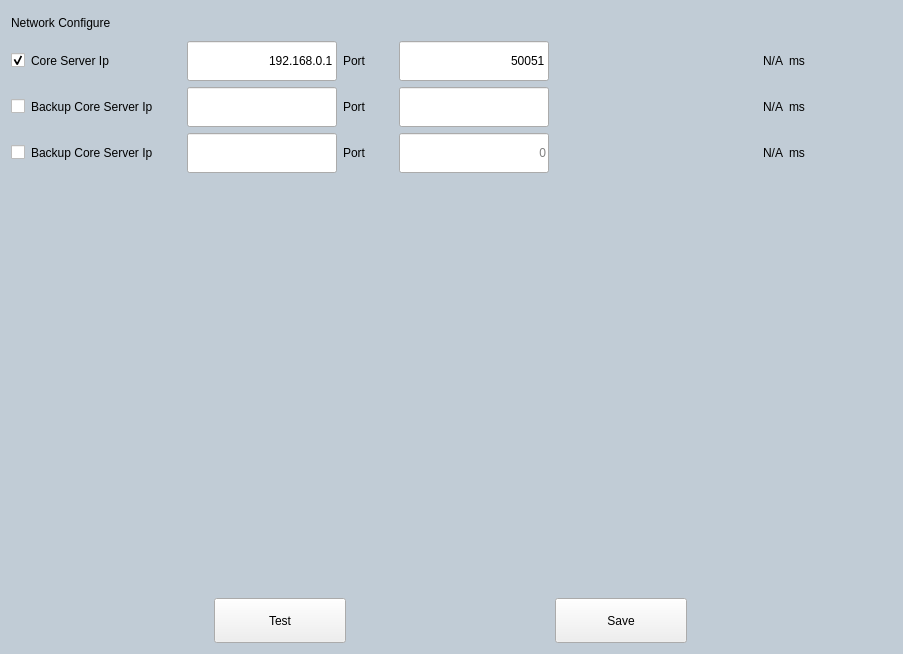
Qt form src/setting_page/SettingPageNetwork.ui (hanjingo/rag-qt) before a commit.
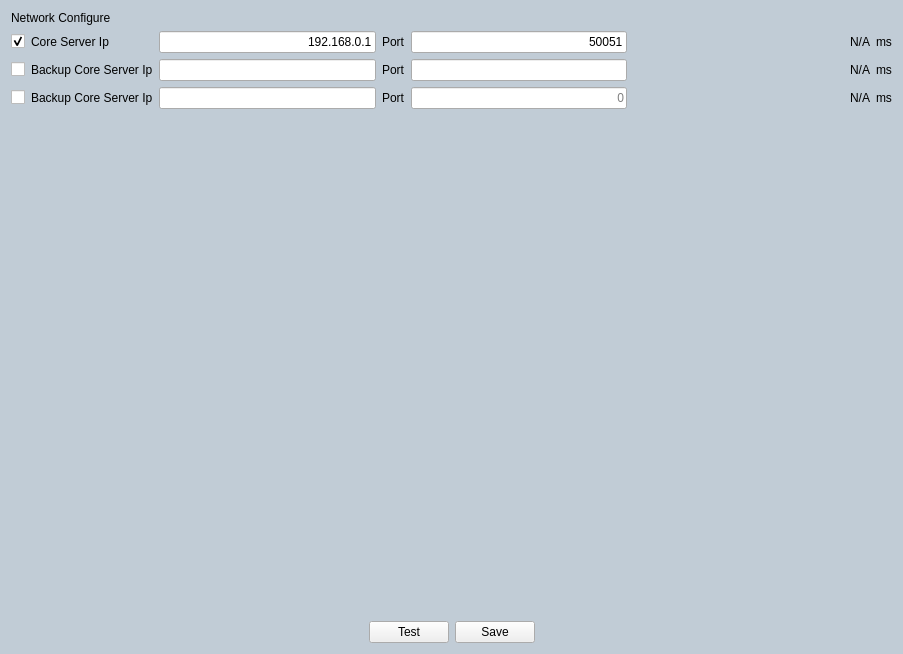
The same form after that commit.

Patch:
```diff
--- a/src/setting_page/SettingPageNetwork.ui
+++ b/src/setting_page/SettingPageNetwork.ui
@@ -27,13 +27,13 @@
      <property name="minimumSize">
       <size>
        <width>0</width>
-       <height>24</height>
+       <height>0</height>
       </size>
      </property>
      <property name="maximumSize">
       <size>
        <width>16777215</width>
-       <height>24</height>
+       <height>16777215</height>
       </size>
      </property>
      <property name="text">
@@ -42,9 +42,15 @@
     </widget>
    </item>
    <item>
-    <layout class="QHBoxLayout" name="horizontalLayout">
-     <item>
+    <layout class="QGridLayout" name="gridLayout">
+     <item row="0" column="0">
       <widget class="QCheckBox" name="ckCoreEnable">
+       <property name="minimumSize">
+        <size>
+         <width>0</width>
+         <height>0</height>
+        </size>
+       </property>
        <property name="text">
         <string/>
        </property>
@@ -53,18 +59,18 @@
        </property>
       </widget>
      </item>
-     <item>
+     <item row="0" column="1">
       <widget class="QLabel" name="lblCoreServIP">
        <property name="minimumSize">
         <size>
-         <width>150</width>
-         <height>40</height>
+         <width>0</width>
+         <height>0</height>
         </size>
        </property>
        <property name="maximumSize">
         <size>
-         <width>150</width>
-         <height>40</height>
+         <width>16777215</width>
+         <height>16777215</height>
         </size>
        </property>
        <property name="font">
@@ -81,18 +87,18 @@
        </property>
       </widget>
      </item>
-     <item>
+     <item row="0" column="2">
       <widget class="QLineEdit" name="editCoreServIP">
        <property name="minimumSize">
         <size>
-         <width>150</width>
-         <height>40</height>
+         <width>0</width>
+         <height>0</height>
         </size>
        </property>
        <property name="maximumSize">
         <size>
-         <width>150</width>
-         <height>40</height>
+         <width>16777215</width>
+         <height>16777215</height>
         </size>
        </property>
        <property name="font">
@@ -115,18 +121,18 @@
        </property>
       </widget>
      </item>
-     <item>
+     <item row="0" column="3">
       <widget class="QLabel" name="lblCoreServPort">
        <property name="minimumSize">
         <size>
-         <width>50</width>
-         <height>40</height>
+         <width>0</width>
+         <height>0</height>
         </size>
        </property>
        <property name="maximumSize">
         <size>
-         <width>50</width>
-         <height>40</height>
+         <width>16777215</width>
+         <height>16777215</height>
         </size>
        </property>
        <property name="font">
@@ -143,18 +149,18 @@
        </property>
       </widget>
      </item>
-     <item>
+     <item row="0" column="4">
       <widget class="QLineEdit" name="editCoreServPort">
        <property name="minimumSize">
         <size>
-         <width>150</width>
-         <height>40</height>
+         <width>0</width>
+         <height>0</height>
         </size>
        </property>
        <property name="maximumSize">
         <size>
-         <width>150</width>
-         <height>40</height>
+         <width>16777215</width>
+         <height>16777215</height>
         </size>
        </property>
        <property name="font">
@@ -180,31 +186,37 @@
        </property>
       </widget>
      </item>
-     <item>
+     <item row="0" column="5">
       <spacer name="horizontalSpacer">
+       <property name="minimumSize">
+        <size>
+         <width>0</width>
+         <height>0</height>
+        </size>
+       </property>
        <property name="orientation">
         <enum>Qt::Orientation::Horizontal</enum>
        </property>
        <property name="sizeHint" stdset="0">
         <size>
-         <width>40</width>
+         <width>395</width>
          <height>20</height>
         </size>
        </property>
       </spacer>
      </item>
-     <item>
+     <item row="0" column="6">
       <widget class="QLabel" name="lblCoreServDelay">
        <property name="minimumSize">
         <size>
-         <width>103</width>
-         <height>40</height>
+         <width>0</width>
+         <height>0</height>
         </size>
        </property>
        <property name="maximumSize">
         <size>
-         <width>103</width>
-         <height>40</height>
+         <width>16777215</width>
+         <height>16777215</height>
         </size>
        </property>
        <property name="sizeIncrement">
@@ -227,18 +239,18 @@
        </property>
       </widget>
      </item>
-     <item>
+     <item row="0" column="7">
       <widget class="QLabel" name="lblCoreServDelayUnit">
        <property name="minimumSize">
         <size>
-         <width>103</width>
-         <height>40</height>
+         <width>0</width>
+         <height>0</height>
         </size>
        </property>
        <property name="maximumSize">
         <size>
-         <width>103</width>
-         <height>40</height>
+         <width>16777215</width>
+         <height>16777215</height>
         </size>
        </property>
        <property name="font">
@@ -255,29 +267,31 @@
        </property>
       </widget>
      </item>
-    </layout>
-   </item>
-   <item>
-    <layout class="QHBoxLayout" name="horizontalLayout_2">
-     <item>
+     <item row="1" column="0">
       <widget class="QCheckBox" name="ckCoreEnableBackup1">
+       <property name="minimumSize">
+        <size>
+         <width>0</width>
+         <height>0</height>
+        </size>
+       </property>
        <property name="text">
         <string/>
        </property>
       </widget>
      </item>
-     <item>
+     <item row="1" column="1">
       <widget class="QLabel" name="lblCoreServIPBackup1">
        <property name="minimumSize">
         <size>
-         <width>150</width>
-         <height>40</height>
+         <width>0</width>
+         <height>0</height>
         </size>
        </property>
        <property name="maximumSize">
         <size>
-         <width>150</width>
-         <height>40</height>
+         <width>16777215</width>
+         <height>16777215</height>
         </size>
        </property>
        <property name="font">
@@ -294,18 +308,18 @@
        </property>
       </widget>
      </item>
-     <item>
+     <item row="1" column="2">
       <widget class="QLineEdit" name="editCoreServIPBackup1">
        <property name="minimumSize">
         <size>
-         <width>150</width>
-         <height>40</height>
+         <width>0</width>
+         <height>0</height>
         </size>
        </property>
        <property name="maximumSize">
         <size>
-         <width>150</width>
-         <height>40</height>
+         <width>16777215</width>
+         <height>16777215</height>
         </size>
        </property>
        <property name="font">
@@ -325,18 +339,18 @@
        </property>
       </widget>
      </item>
-     <item>
+     <item row="1" column="3">
       <widget class="QLabel" name="lblCoreServPortBackup1">
        <property name="minimumSize">
         <size>
-         <width>50</width>
-         <height>40</height>
+         <width>0</width>
+         <height>0</height>
         </size>
        </property>
        <property name="maximumSize">
         <size>
-         <width>50</width>
-         <height>40</height>
+         <width>16777215</width>
+         <height>16777215</height>
         </size>
        </property>
        <property name="font">
@@ -353,18 +367,18 @@
        </property>
       </widget>
      </item>
-     <item>
+     <item row="1" column="4">
       <widget class="QLineEdit" name="editCoreServPortBackup1">
        <property name="minimumSize">
         <size>
-         <width>150</width>
-         <height>40</height>
+         <width>0</width>
+         <height>0</height>
         </size>
        </property>
        <property name="maximumSize">
         <size>
-         <width>150</width>
-         <height>40</height>
+         <width>16777215</width>
+         <height>16777215</height>
         </size>
        </property>
        <property name="font">
@@ -387,31 +401,37 @@
        </property>
       </widget>
      </item>
-     <item>
+     <item row="1" column="5">
       <spacer name="horizontalSpacer_2">
+       <property name="minimumSize">
+        <size>
+         <width>0</width>
+         <height>0</height>
+        </size>
+       </property>
        <property name="orientation">
         <enum>Qt::Orientation::Horizontal</enum>
        </property>
        <property name="sizeHint" stdset="0">
         <size>
-         <width>40</width>
+         <width>43</width>
          <height>20</height>
         </size>
        </property>
       </spacer>
      </item>
-     <item>
+     <item row="1" column="6">
       <widget class="QLabel" name="lblCoreServDelayBackup1">
        <property name="minimumSize">
         <size>
-         <width>103</width>
-         <height>40</height>
+         <width>0</width>
+         <height>0</height>
         </size>
        </property>
        <property name="maximumSize">
         <size>
-         <width>103</width>
-         <height>40</height>
+         <width>16777215</width>
+         <height>16777215</height>
         </size>
        </property>
        <property name="sizeIncrement">
@@ -434,18 +454,18 @@
        </property>
       </widget>
      </item>
-     <item>
+     <item row="1" column="7">
       <widget class="QLabel" name="lblCoreServDelayBackup1Unit">
        <property name="minimumSize">
         <size>
-         <width>103</width>
-         <height>40</height>
+         <width>0</width>
+         <height>0</height>
         </size>
        </property>
        <property name="maximumSize">
         <size>
-         <width>103</width>
-         <height>40</height>
+         <width>16777215</width>
+         <height>16777215</height>
         </size>
        </property>
        <property name="font">
@@ -462,29 +482,31 @@
        </property>
       </widget>
      </item>
-    </layout>
-   </item>
-   <item>
-    <layout class="QHBoxLayout" name="horizontalLayout_4">
-     <item>
+     <item row="2" column="0">
       <widget class="QCheckBox" name="ckCoreEnableBackup2">
+       <property name="minimumSize">
+        <size>
+         <width>0</width>
+         <height>0</height>
+        </size>
+       </property>
        <property name="text">
         <string/>
        </property>
       </widget>
      </item>
-     <item>
+     <item row="2" column="1">
       <widget class="QLabel" name="lblCoreServIPBackup2">
        <property name="minimumSize">
         <size>
-         <width>150</width>
-         <height>40</height>
+         <width>0</width>
+         <height>0</height>
         </size>
        </property>
        <property name="maximumSize">
         <size>
-         <width>150</width>
-         <height>40</height>
+         <width>16777215</width>
+         <height>16777215</height>
         </size>
        </property>
        <property name="font">
@@ -501,18 +523,18 @@
        </property>
       </widget>
      </item>
-     <item>
+     <item row="2" column="2">
       <widget class="QLineEdit" name="editCoreServIPBackup2">
        <property name="minimumSize">
         <size>
-         <width>150</width>
-         <height>40</height>
+         <width>0</width>
+         <height>0</height>
         </size>
        </property>
        <property name="maximumSize">
         <size>
-         <width>150</width>
-         <height>40</height>
+         <width>16777215</width>
+         <height>16777215</height>
         </size>
        </property>
        <property name="font">
@@ -532,18 +554,18 @@
        </property>
       </widget>
      </item>
-     <item>
+     <item row="2" column="3">
       <widget class="QLabel" name="lblCoreServPortBackup2">
        <property name="minimumSize">
         <size>
-         <width>50</width>
-         <height>40</height>
+         <width>0</width>
+         <height>0</height>
         </size>
        </property>
        <property name="maximumSize">
         <size>
-         <width>50</width>
-         <height>40</height>
+         <width>16777215</width>
+         <height>16777215</height>
         </size>
        </property>
        <property name="font">
@@ -560,18 +582,18 @@
        </property>
       </widget>
      </item>
-     <item>
+     <item row="2" column="4">
       <widget class="QLineEdit" name="editCoreServPortBackup2">
        <property name="minimumSize">
         <size>
-         <width>150</width>
-         <height>40</height>
+         <width>0</width>
+         <height>0</height>
         </size>
        </property>
        <property name="maximumSize">
         <size>
-         <width>150</width>
-         <height>40</height>
+         <width>16777215</width>
+         <height>16777215</height>
         </size>
        </property>
        <property name="font">
@@ -594,31 +616,37 @@
        </property>
       </widget>
      </item>
-     <item>
+     <item row="2" column="5">
       <spacer name="horizontalSpacer_3">
+       <property name="minimumSize">
+        <size>
+         <width>0</width>
+         <height>0</height>
+        </size>
+       </property>
        <property name="orientation">
         <enum>Qt::Orientation::Horizontal</enum>
        </property>
        <property name="sizeHint" stdset="0">
         <size>
-         <width>40</width>
+         <width>43</width>
          <height>20</height>
         </size>
        </property>
       </spacer>
      </item>
-     <item>
+     <item row="2" column="6">
       <widget class="QLabel" name="lblCoreServDelayBackup2">
        <property name="minimumSize">
         <size>
-         <width>103</width>
-         <height>40</height>
+         <width>0</width>
+         <height>0</height>
         </size>
        </property>
        <property name="maximumSize">
         <size>
-         <width>103</width>
-         <height>40</height>
+         <width>16777215</width>
+         <height>16777215</height>
         </size>
        </property>
        <property name="sizeIncrement">
@@ -641,18 +669,18 @@
        </property>
       </widget>
      </item>
-     <item>
+     <item row="2" column="7">
       <widget class="QLabel" name="lblCoreServDelayBackup2Unit">
        <property name="minimumSize">
         <size>
-         <width>103</width>
-         <height>40</height>
+         <width>0</width>
+         <height>0</height>
         </size>
        </property>
        <property name="maximumSize">
         <size>
-         <width>103</width>
-         <height>40</height>
+         <width>16777215</width>
+         <height>16777215</height>
         </size>
        </property>
        <property name="font">
@@ -673,6 +701,12 @@
    </item>
    <item>
     <spacer name="verticalSpacer">
+     <property name="minimumSize">
+      <size>
+       <width>0</width>
+       <height>0</height>
+      </size>
+     </property>
      <property name="orientation">
       <enum>Qt::Orientation::Vertical</enum>
      </property>
@@ -686,18 +720,31 @@
    </item>
    <item>
     <layout class="QHBoxLayout" name="horizontalLayout_3">
+     <item>
+      <spacer name="horizontalSpacer_4">
+       <property name="orientation">
+        <enum>Qt::Orientation::Horizontal</enum>
+       </property>
+       <property name="sizeHint" stdset="0">
+        <size>
+         <width>40</width>
+         <height>20</height>
+        </size>
+       </property>
+      </spacer>
+     </item>
      <item>
       <widget class="QPushButton" name="btnNetTest">
        <property name="minimumSize">
         <size>
-         <width>100</width>
-         <height>45</height>
+         <width>0</width>
+         <height>0</height>
         </size>
        </property>
        <property name="maximumSize">
         <size>
-         <width>132</width>
-         <height>54</height>
+         <width>16777215</width>
+         <height>16777215</height>
         </size>
        </property>
        <property name="font">
@@ -715,14 +762,14 @@
       <widget class="QPushButton" name="btnSave">
        <property name="minimumSize">
         <size>
-         <width>100</width>
-         <height>45</height>
+         <width>0</width>
+         <height>0</height>
         </size>
        </property>
        <property name="maximumSize">
         <size>
-         <width>132</width>
-         <height>54</height>
+         <width>16777215</width>
+         <height>16777215</height>
         </size>
        </property>
        <property name="font">
@@ -736,6 +783,19 @@
        </property>
       </widget>
      </item>
+     <item>
+      <spacer name="horizontalSpacer_5">
+       <property name="orientation">
+        <enum>Qt::Orientation::Horizontal</enum>
+       </property>
+       <property name="sizeHint" stdset="0">
+        <size>
+         <width>40</width>
+         <height>20</height>
+        </size>
+       </property>
+      </spacer>
+     </item>
     </layout>
    </item>
   </layout>
```
